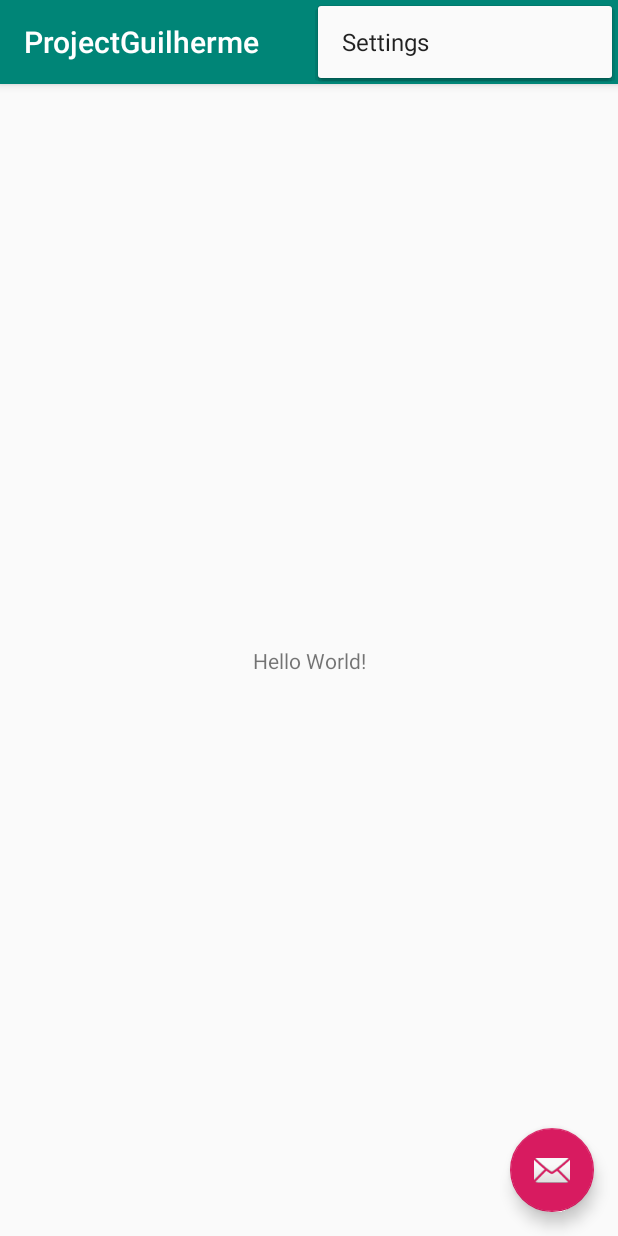
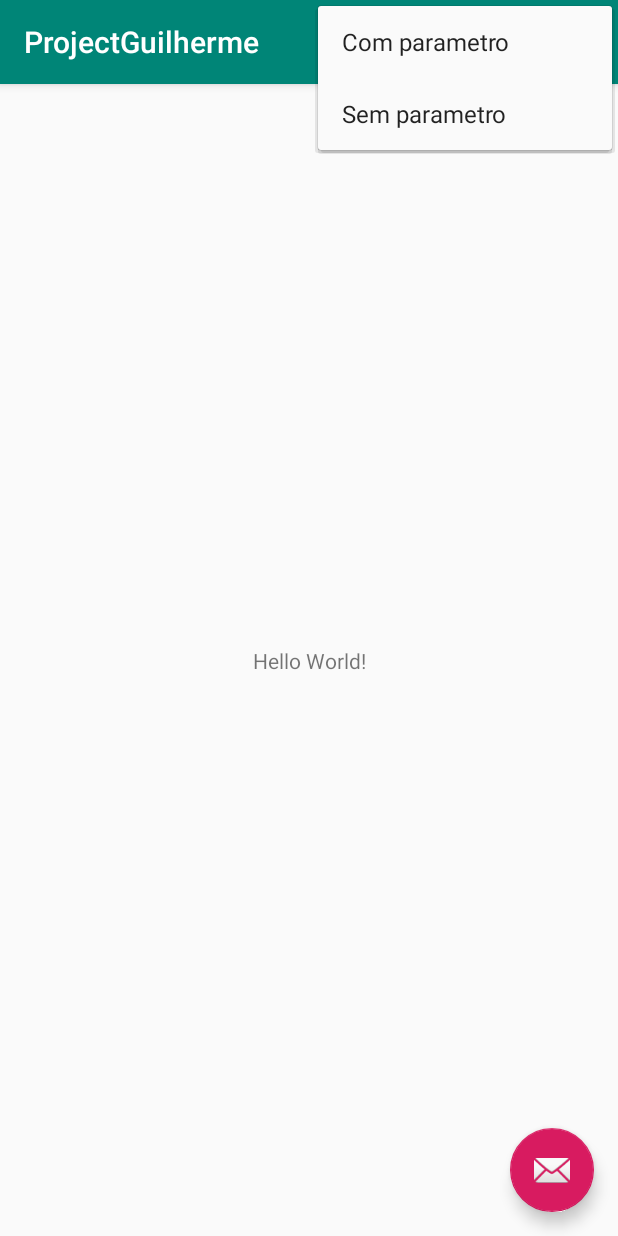
Before and after one commit to GuilhermeVieiraMendes/ProjetoHerbert, an Android app: the screen it shows after launch (MainActivity), with the options menu open, on a phone screen of 412 x 824 dp. Run offline under Robolectric (Android 15) with nearby library versions, the phone set to English and light mode, and no system bars.

Commit message:
Commit organizando o menu , colocando duas opções Com e sem parametro

```diff
--- a/app/src/main/res/menu/menu_main.xml
+++ b/app/src/main/res/menu/menu_main.xml
@@ -3,8 +3,13 @@
     xmlns:tools="http://schemas.android.com/tools"
     tools:context="com.example.guilhermemendes.projectguilherme.MainActivity">
     <item
-        android:id="@+id/action_settings"
+        android:id="@+id/com_parametro"
         android:orderInCategory="100"
-        android:title="@string/action_settings"
+        android:title="Com parametro"
         app:showAsAction="never" />
+    <item
+    android:id="@+id/sem_parametro"
+    android:orderInCategory="100"
+    android:title="Sem parametro"
+    app:showAsAction="never" />
 </menu>
```
